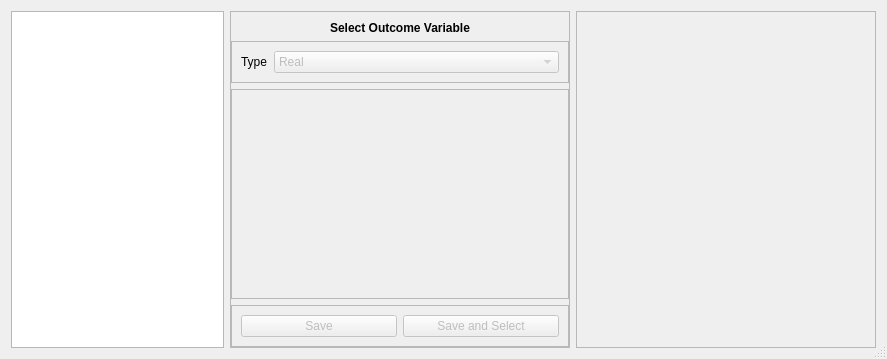
Qt form braviz/interaction/qt_guis/outcome_select.ui (diego0020/braviz-app) before a commit.
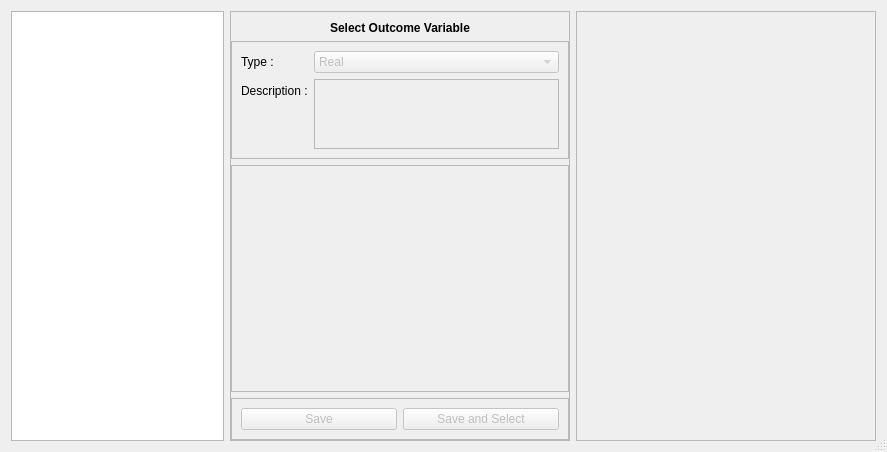
The same form after that commit.

Commit message: Refactoring in database access from models and dialogs

What changed in the file:
```diff
--- a/braviz/interaction/qt_guis/outcome_select.ui
+++ b/braviz/interaction/qt_guis/outcome_select.ui
@@ -10,7 +10,7 @@
     <x>0</x>
     <y>0</y>
     <width>887</width>
-    <height>359</height>
+    <height>452</height>
    </rect>
   </property>
   <property name="windowTitle">
@@ -80,7 +80,7 @@
      <property name="frameShadow">
       <enum>QFrame::Raised</enum>
      </property>
-     <layout class="QVBoxLayout" name="verticalLayout" stretch="0,0,1,0">
+     <layout class="QVBoxLayout" name="verticalLayout" stretch="0,1,2,0">
       <property name="leftMargin">
        <number>0</number>
       </property>
@@ -124,7 +124,10 @@
          <item row="0" column="0">
           <widget class="QLabel" name="label_2">
            <property name="text">
-            <string>Type</string>
+            <string>Type :</string>
+           </property>
+           <property name="buddy">
+            <cstring>var_type_combo</cstring>
            </property>
           </widget>
          </item>
@@ -145,6 +148,26 @@
            </item>
           </widget>
          </item>
+         <item row="1" column="0">
+          <widget class="QLabel" name="label">
+           <property name="text">
+            <string>Description :</string>
+           </property>
+           <property name="buddy">
+            <cstring>var_description</cstring>
+           </property>
+          </widget>
+         </item>
+         <item row="1" column="1">
+          <widget class="QPlainTextEdit" name="var_description">
+           <property name="enabled">
+            <bool>false</bool>
+           </property>
+           <property name="horizontalScrollBarPolicy">
+            <enum>Qt::ScrollBarAlwaysOff</enum>
+           </property>
+          </widget>
+         </item>
         </layout>
        </widget>
       </item>
```
The commit also changes 6 other files.
